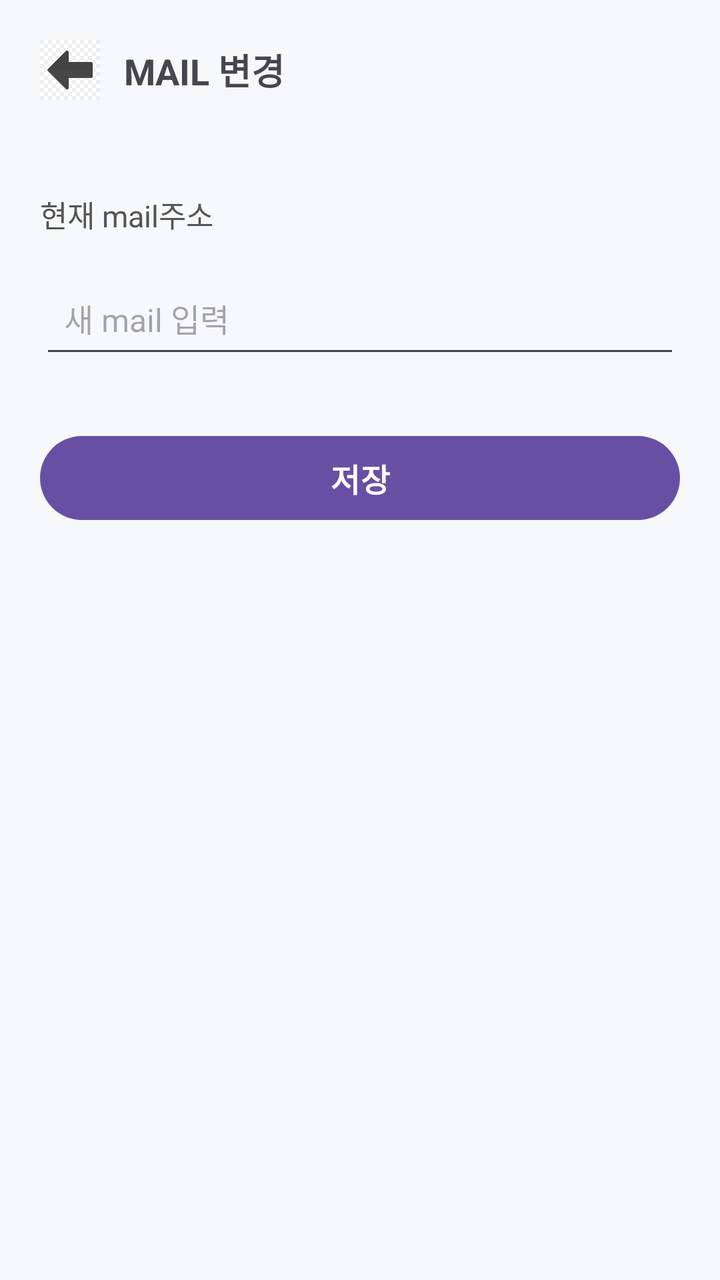
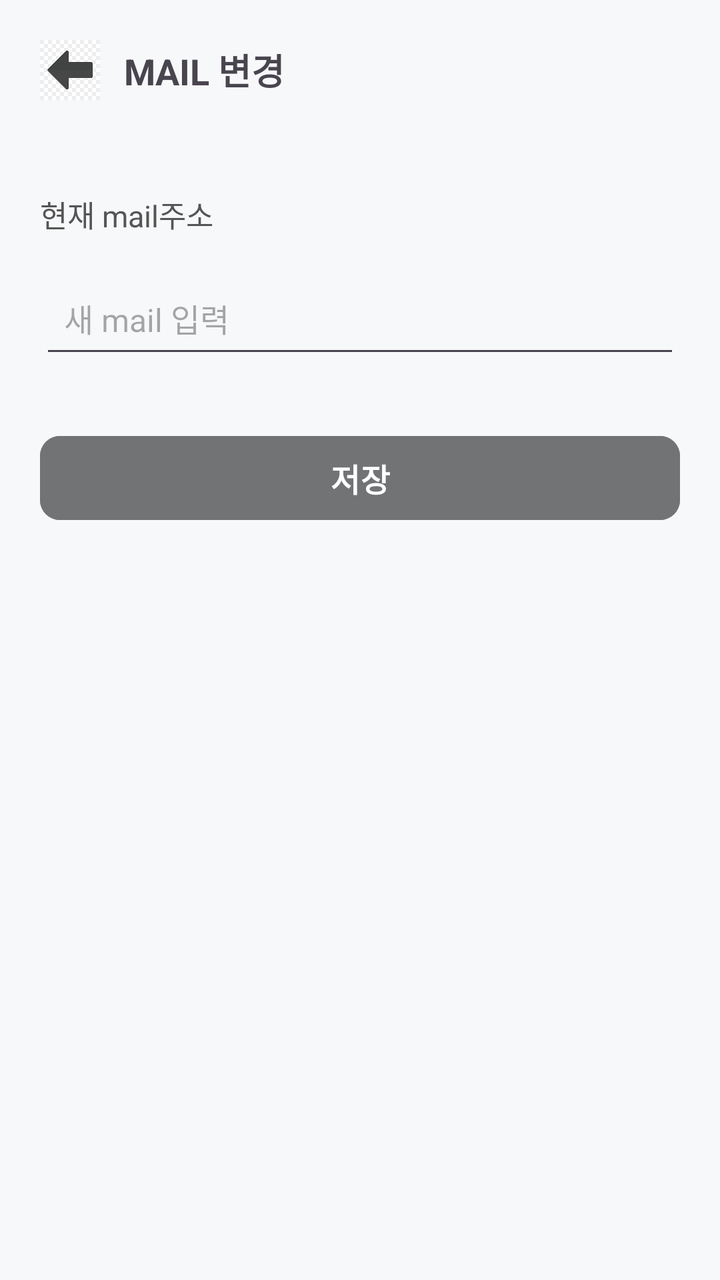

An Android layout rendered at two revisions. The XML below is the earlier revision; the diff shows what the commit changed to produce the second picture.
<!-- AndroidManifest.xml: application theme Theme.Lostfind -->
<!-- res/layout/mail_change.xml -->
<?xml version="1.0" encoding="utf-8"?>
<LinearLayout
    xmlns:android="http://schemas.android.com/apk/res/android"
    android:layout_width="match_parent"
    android:layout_height="match_parent"
    android:orientation="vertical"
    android:background="#F7F8FA"
    android:padding="20dp">

    
    <LinearLayout
        android:layout_width="match_parent"
        android:layout_height="wrap_content"
        android:orientation="horizontal"
        android:gravity="center_vertical"
        android:paddingBottom="16dp">

        <ImageView
            android:id="@+id/btnBack"
            android:layout_width="30dp"
            android:layout_height="30dp"
            android:src="@drawable/left_arrow"
            android:contentDescription="Back" />

        <TextView
            android:id="@+id/txtTitle"
            android:layout_width="wrap_content"
            android:layout_height="wrap_content"
            android:text="MAIL 변경"
            android:textSize="18sp"
            android:textStyle="bold"
            android:layout_marginStart="12dp" />
    </LinearLayout>


    
    <TextView
        android:id="@+id/txtDescription"
        android:layout_width="wrap_content"
        android:layout_height="wrap_content"
        android:text="현재 mail주소"
        android:textSize="15sp"
        android:textColor="#555555"
        android:layout_marginTop="30dp" />


    
    <EditText
        android:id="@+id/editNewName"
        android:layout_width="match_parent"
        android:layout_height="50dp"
        android:hint="새 mail 입력"
        android:padding="12dp"
        android:textSize="16sp"
        android:layout_marginTop="16dp" />


    
    <Button
        android:id="@+id/btnSaveName"
        android:layout_width="match_parent"
        android:layout_height="50dp"
        android:text="저장"
        android:textSize="16sp"
        android:textStyle="bold"
        android:textColor="#FFFFFF"
        android:layout_marginTop="30dp" />

</LinearLayout>
<!-- resources referenced by this layout -->
<resources>
  <!-- drawable left_arrow: jpg bitmap (drawable, 5456 bytes) -->
  <style name="Theme.Lostfind" parent="Base.Theme.Lostfind" />
  <style name="Base.Theme.Lostfind" parent="Theme.Material3.DayNight.NoActionBar">
          
          
      </style>
</resources>

<!-- the commit's change to res/layout/mail_change.xml (unified diff, before → after) -->
@@ -1,8 +1,8 @@
 <?xml version="1.0" encoding="utf-8"?>
-<LinearLayout
-    xmlns:android="http://schemas.android.com/apk/res/android"
+<LinearLayout xmlns:android="http://schemas.android.com/apk/res/android"
     android:layout_width="match_parent"
     android:layout_height="match_parent"
+    xmlns:app="http://schemas.android.com/apk/res-auto"
     android:orientation="vertical"
     android:background="#F7F8FA"
     android:padding="20dp">
@@ -64,6 +64,8 @@
         android:textSize="16sp"
         android:textStyle="bold"
         android:textColor="#FFFFFF"
-        android:layout_marginTop="30dp" />
+        android:layout_marginTop="30dp"
+        app:cornerRadius="10dp"
+        android:backgroundTint="@color/gray"/>
 
 </LinearLayout>
<!-- resource entries referenced after the edit -->
@@ -1,5 +1,6 @@
 <!-- resources referenced by this layout -->
 <resources>
+  <color name="gray">#727375</color>
   <!-- drawable left_arrow: jpg bitmap (drawable, 5456 bytes) -->
   <style name="Theme.Lostfind" parent="Base.Theme.Lostfind" />
   <style name="Base.Theme.Lostfind" parent="Theme.Material3.DayNight.NoActionBar">
